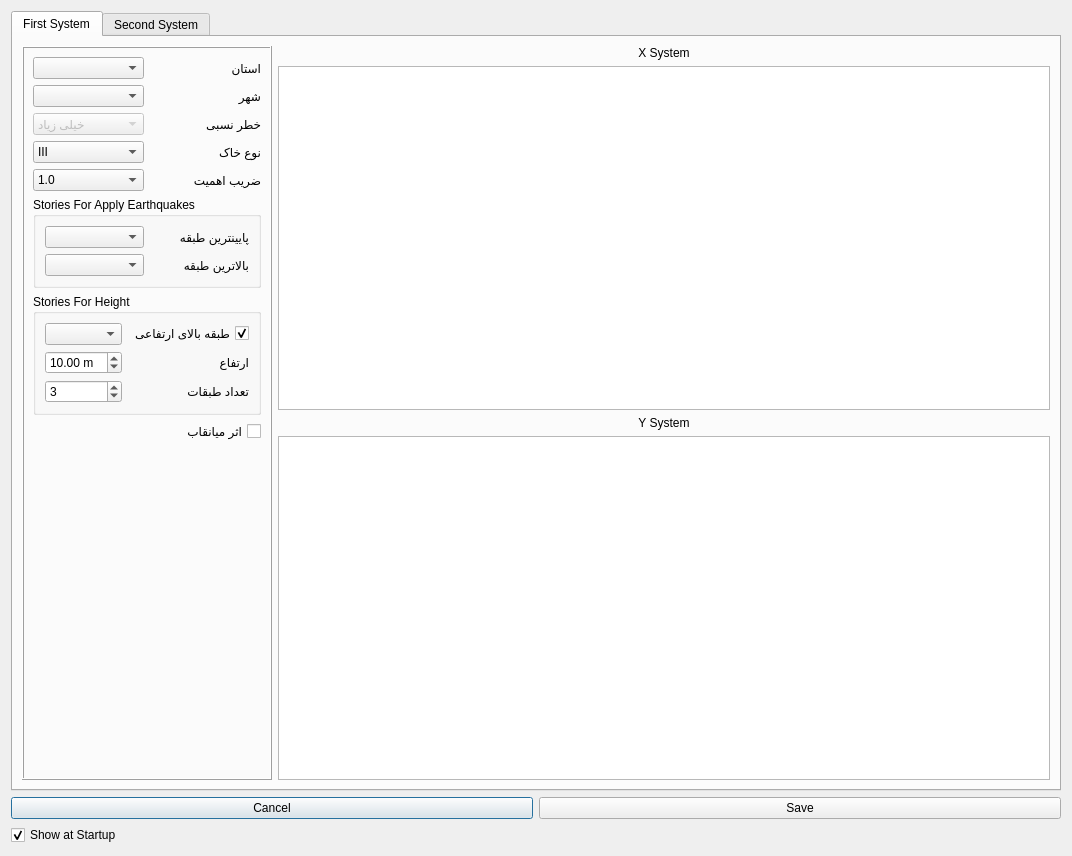
ebrahimraeyat/civilTools, file widgets/civiltools_project_settings.ui: the form before one commit.
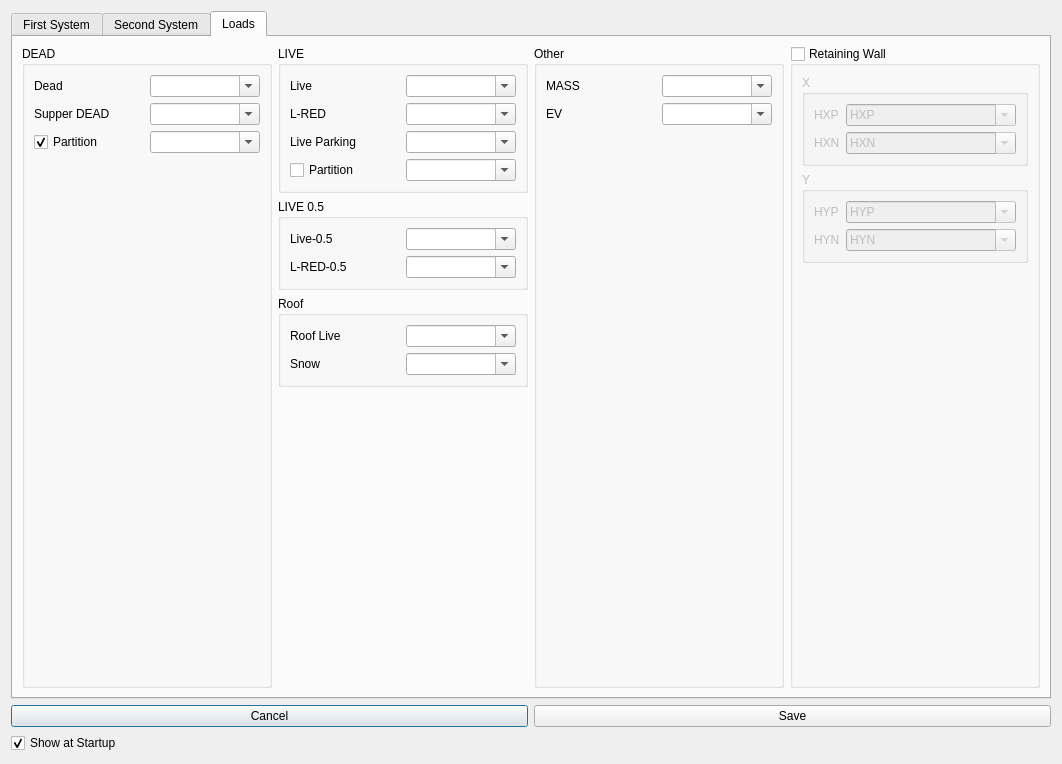
The form after the commit. The open tabs and pages were chosen to show the change. Icons and pictures are not drawn. Custom widgets are drawn as their Qt base class.

Commit message: Start Add loads in civiltools config

The edit to the form file:
```diff
--- a/widgets/civiltools_project_settings.ui
+++ b/widgets/civiltools_project_settings.ui
@@ -6,10 +6,16 @@
    <rect>
     <x>0</x>
     <y>0</y>
-    <width>1072</width>
-    <height>856</height>
+    <width>1062</width>
+    <height>764</height>
    </rect>
   </property>
+  <property name="maximumSize">
+   <size>
+    <width>16777215</width>
+    <height>764</height>
+   </size>
+  </property>
   <property name="windowTitle">
    <string>Settings</string>
   </property>
@@ -358,6 +364,196 @@
               </item>
              </layout>
             </item>
+            <item>
+             <layout class="QHBoxLayout" name="horizontalLayout_6">
+              <item>
+               <widget class="QGroupBox" name="groupBox_19">
+                <property name="title">
+                 <string>X</string>
+                </property>
+                <layout class="QFormLayout" name="formLayout_13">
+                 <item row="0" column="0">
+                  <widget class="QLabel" name="label_56">
+                   <property name="enabled">
+                    <bool>true</bool>
+                   </property>
+                   <property name="text">
+                    <string>EX</string>
+                   </property>
+                  </widget>
+                 </item>
+                 <item row="0" column="1">
+                  <widget class="QComboBox" name="ex_combobox">
+                   <property name="enabled">
+                    <bool>true</bool>
+                   </property>
+                   <property name="editable">
+                    <bool>true</bool>
+                   </property>
+                   <item>
+                    <property name="text">
+                     <string>EX</string>
+                    </property>
+                   </item>
+                  </widget>
+                 </item>
+                 <item row="1" column="0">
+                  <widget class="QLabel" name="label_57">
+                   <property name="text">
+                    <string>EXP</string>
+                   </property>
+                  </widget>
+                 </item>
+                 <item row="1" column="1">
+                  <widget class="QComboBox" name="exp_combobox">
+                   <property name="editable">
+                    <bool>true</bool>
+                   </property>
+                   <item>
+                    <property name="text">
+                     <string>EXP</string>
+                    </property>
+                   </item>
+                  </widget>
+                 </item>
+                 <item row="2" column="0">
+                  <widget class="QLabel" name="label_58">
+                   <property name="text">
+                    <string>EXN</string>
+                   </property>
+                  </widget>
+                 </item>
+                 <item row="2" column="1">
+                  <widget class="QComboBox" name="exn_combobox">
+                   <property name="editable">
+                    <bool>true</bool>
+                   </property>
+                   <item>
+                    <property name="text">
+                     <string>EXN</string>
+                    </property>
+                   </item>
+                  </widget>
+                 </item>
+                 <item row="3" column="1">
+                  <widget class="QComboBox" name="rhox_combobox">
+                   <item>
+                    <property name="text">
+                     <string>1</string>
+                    </property>
+                   </item>
+                   <item>
+                    <property name="text">
+                     <string>1.2</string>
+                    </property>
+                   </item>
+                  </widget>
+                 </item>
+                 <item row="3" column="0">
+                  <widget class="QLabel" name="label_54">
+                   <property name="text">
+                    <string>Rhox</string>
+                   </property>
+                  </widget>
+                 </item>
+                </layout>
+               </widget>
+              </item>
+              <item>
+               <widget class="QGroupBox" name="groupBox_20">
+                <property name="title">
+                 <string>Y</string>
+                </property>
+                <layout class="QFormLayout" name="formLayout_14">
+                 <item row="0" column="0">
+                  <widget class="QLabel" name="label_59">
+                   <property name="enabled">
+                    <bool>true</bool>
+                   </property>
+                   <property name="text">
+                    <string>EY</string>
+                   </property>
+                  </widget>
+                 </item>
+                 <item row="0" column="1">
+                  <widget class="QComboBox" name="ey_combobox">
+                   <property name="enabled">
+                    <bool>true</bool>
+                   </property>
+                   <property name="editable">
+                    <bool>true</bool>
+                   </property>
+                   <item>
+                    <property name="text">
+                     <string>EY</string>
+                    </property>
+                   </item>
+                  </widget>
+                 </item>
+                 <item row="1" column="0">
+                  <widget class="QLabel" name="label_60">
+                   <property name="text">
+                    <string>EYP</string>
+                   </property>
+                  </widget>
+                 </item>
+                 <item row="1" column="1">
+                  <widget class="QComboBox" name="eyp_combobox">
+                   <property name="editable">
+                    <bool>true</bool>
+                   </property>
+                   <item>
+                    <property name="text">
+                     <string>EYP</string>
+                    </property>
+                   </item>
+                  </widget>
+                 </item>
+                 <item row="2" column="0">
+                  <widget class="QLabel" name="label_61">
+                   <property name="text">
+                    <string>EYN</string>
+                   </property>
+                  </widget>
+                 </item>
+                 <item row="2" column="1">
+                  <widget class="QComboBox" name="eyn_combobox">
+                   <property name="editable">
+                    <bool>true</bool>
+                   </property>
+                   <item>
+                    <property name="text">
+                     <string>EYN</string>
+                    </property>
+                   </item>
+                  </widget>
+                 </item>
+                 <item row="3" column="0">
+                  <widget class="QLabel" name="label_55">
+                   <property name="text">
+                    <string>Rhoy</string>
+                   </property>
+                  </widget>
+                 </item>
+                 <item row="3" column="1">
+                  <widget class="QComboBox" name="rhoy_combobox">
+                   <item>
+                    <property name="text">
+                     <string>1</string>
+                    </property>
+                   </item>
+                   <item>
+                    <property name="text">
+                     <string>1.2</string>
+                    </property>
+                   </item>
+                  </widget>
+                 </item>
+                </layout>
+               </widget>
+              </item>
+             </layout>
+            </item>
             <item>
              <spacer name="verticalSpacer">
               <property name="orientation">
@@ -602,7 +798,7 @@
                <property name="checked">
                 <bool>false</bool>
                </property>
-               <layout class="QVBoxLayout" name="verticalLayout_6">
+               <layout class="QHBoxLayout" name="horizontalLayout_7">
                 <item>
                  <widget class="QGroupBox" name="groupBox_13">
                   <property name="title">
@@ -672,6 +868,27 @@
                      </item>
                     </widget>
                    </item>
+                   <item row="3" column="0">
+                    <widget class="QLabel" name="label_29">
+                     <property name="text">
+                      <string>Rhox1</string>
+                     </property>
+                    </widget>
+                   </item>
+                   <item row="3" column="1">
+                    <widget class="QComboBox" name="rhox1_combobox">
+                     <item>
+                      <property name="text">
+                       <string>1</string>
+                      </property>
+                     </item>
+                     <item>
+                      <property name="text">
+                       <string>1.2</string>
+                      </property>
+                     </item>
+                    </widget>
+                   </item>
                   </layout>
                  </widget>
                 </item>
@@ -744,44 +961,14 @@
                      </item>
                     </widget>
                    </item>
-                  </layout>
-                 </widget>
-                </item>
-                <item>
-                 <widget class="QGroupBox" name="groupBox_15">
-                  <property name="title">
-                   <string>RHO1</string>
-                  </property>
-                  <layout class="QFormLayout" name="formLayout_9">
-                   <item row="0" column="0">
-                    <widget class="QLabel" name="label_29">
-                     <property name="text">
-                      <string>Rho_X1</string>
-                     </property>
-                    </widget>
-                   </item>
-                   <item row="0" column="1">
-                    <widget class="QComboBox" name="rhox1_combobox">
-                     <item>
-                      <property name="text">
-                       <string>1</string>
-                      </property>
-                     </item>
-                     <item>
-                      <property name="text">
-                       <string>1.2</string>
-                      </property>
-                     </item>
-                    </widget>
-                   </item>
-                   <item row="1" column="0">
+                   <item row="3" column="0">
                     <widget class="QLabel" name="label_30">
                      <property name="text">
-                      <string>Rho_Y1</string>
+                      <string>Rhoy1</string>
                      </property>
                     </widget>
                    </item>
-                   <item row="1" column="1">
+                   <item row="3" column="1">
                     <widget class="QComboBox" name="rhoy1_combobox">
                      <item>
                       <property name="text">
@@ -870,6 +1057,411 @@
          </item>
         </layout>
        </widget>
+       <widget class="QWidget" name="tab_3">
+        <attribute name="title">
+         <string>Loads</string>
+        </attribute>
+        <layout class="QHBoxLayout" name="horizontalLayout_5">
+         <item>
+          <widget class="QGroupBox" name="groupBox_3">
+           <property name="title">
+            <string>DEAD</string>
+           </property>
+           <layout class="QGridLayout" name="gridLayout_6">
+            <item row="0" column="2">
+             <widget class="QComboBox" name="dead_combobox">
+              <property name="editable">
+               <bool>true</bool>
+              </property>
+             </widget>
+            </item>
+            <item row="1" column="2">
+             <widget class="QComboBox" name="sdead_combobox">
+              <property name="editable">
+               <bool>true</bool>
+              </property>
+             </widget>
+            </item>
+            <item row="2" column="2">
+             <widget class="QComboBox" name="partition_dead_combobox">
+              <property name="editable">
+               <bool>true</bool>
+              </property>
+             </widget>
+            </item>
+            <item row="0" column="0">
+             <widget class="QLabel" name="label_46">
+              <property name="text">
+               <string>Dead</string>
+              </property>
+             </widget>
+            </item>
+            <item row="1" column="0">
+             <widget class="QLabel" name="label_47">
+              <property name="text">
+               <string>Supper DEAD</string>
+              </property>
+             </widget>
+            </item>
+            <item row="2" column="0">
+             <widget class="QCheckBox" name="partition_dead_checkbox">
+              <property name="text">
+               <string>Partition</string>
+              </property>
+              <property name="checked">
+               <bool>true</bool>
+              </property>
+             </widget>
+            </item>
+            <item row="3" column="0">
+             <spacer name="verticalSpacer_3">
+              <property name="orientation">
+               <enum>Qt::Vertical</enum>
+              </property>
+              <property name="sizeHint" stdset="0">
+               <size>
+                <width>20</width>
+                <height>40</height>
+               </size>
+              </property>
+             </spacer>
+            </item>
+           </layout>
+          </widget>
+         </item>
+         <item>
+          <layout class="QVBoxLayout" name="verticalLayout_8">
+           <item>
+            <widget class="QGroupBox" name="groupBox_4">
+             <property name="title">
+              <string>LIVE</string>
+             </property>
+             <layout class="QGridLayout" name="gridLayout_7">
+              <item row="1" column="2">
+               <widget class="QComboBox" name="lred_combobox">
+                <property name="editable">
+                 <bool>true</bool>
+                </property>
+               </widget>
+              </item>
+              <item row="3" column="2">
+               <widget class="QComboBox" name="partition_live_combobox">
+                <property name="editable">
+                 <bool>true</bool>
+                </property>
+               </widget>
+              </item>
+              <item row="0" column="2">
+               <widget class="QComboBox" name="live_combobox">
+                <property name="editable">
+                 <bool>true</bool>
+                </property>
+               </widget>
+              </item>
+              <item row="0" column="0">
+               <widget class="QLabel" name="label_48">
+                <property name="text">
+                 <string>Live</string>
+                </property>
+               </widget>
+              </item>
+              <item row="1" column="0">
+               <widget class="QLabel" name="label_49">
+                <property name="text">
+                 <string>L-RED</string>
+                </property>
+               </widget>
+              </item>
+              <item row="3" column="0">
+               <widget class="QCheckBox" name="partition_live_checkbox">
+                <property name="text">
+                 <string>Partition</string>
+                </property>
+                <property name="checked">
+                 <bool>false</bool>
+                </property>
+               </widget>
+              </item>
+              <item row="2" column="0">
+               <widget class="QLabel" name="label_62">
+                <property name="text">
+                 <string>Live Parking</string>
+                </property>
+               </widget>
+              </item>
+              <item row="2" column="2">
+               <widget class="QComboBox" name="live_parking_combobox">
+                <property name="editable">
+                 <bool>true</bool>
+                </property>
+               </widget>
+              </item>
+             </layout>
+            </widget>
+           </item>
+           <item>
+            <widget class="QGroupBox" name="groupBox_5">
+             <property name="title">
+              <string>LIVE 0.5</string>
+             </property>
+             <layout class="QGridLayout" name="gridLayout_8">
+              <item row="1" column="1">
+               <widget class="QComboBox" name="lred5_combobox">
+                <property name="editable">
+                 <bool>true</bool>
+                </property>
+               </widget>
+              </item>
+              <item row="0" column="1">
+               <widget class="QComboBox" name="live5_combobox">
+                <property name="editable">
+                 <bool>true</bool>
+                </property>
+               </widget>
+              </item>
+              <item row="0" column="0">
+               <widget class="QLabel" name="label_50">
+                <property name="text">
+                 <string>Live-0.5</string>
+                </property>
+               </widget>
+              </item>
+              <item row="1" column="0">
+               <widget class="QLabel" name="label_51">
+                <property name="text">
+                 <string>L-RED-0.5</string>
+                </property>
+               </widget>
+              </item>
+             </layout>
+            </widget>
+           </item>
+           <item>
+            <widget class="QGroupBox" name="groupBox_6">
+             <property name="title">
+              <string>Roof</string>
+             </property>
+             <layout class="QGridLayout" name="gridLayout_9">
+              <item row="0" column="1">
+               <widget class="QComboBox" name="lroof_combobox">
+                <property name="editable">
+                 <bool>true</bool>
+                </property>
+               </widget>
+              </item>
+              <item row="1" column="1">
+               <widget class="QComboBox" name="snow_combobox">
+                <property name="editable">
+                 <bool>true</bool>
+                </property>
+               </widget>
+              </item>
+              <item row="0" column="0">
+               <widget class="QLabel" name="label_52">
+                <property name="text">
+                 <string>Roof Live</string>
+                </property>
+               </widget>
+              </item>
+              <item row="1" column="0">
+               <widget class="QLabel" name="label_53">
+                <property name="text">
+                 <string>Snow</string>
+                </property>
+               </widget>
+              </item>
+             </layout>
+            </widget>
+           </item>
+           <item>
+            <spacer name="verticalSpacer_4">
+             <property name="orientation">
+              <enum>Qt::Vertical</enum>
+             </property>
+             <property name="sizeHint" stdset="0">
+              <size>
+               <width>20</width>
+               <height>40</height>
+              </size>
+             </property>
+            </spacer>
+           </item>
+          </layout>
+         </item>
+         <item>
+          <widget class="QGroupBox" name="groupBox_7">
+           <property name="title">
+            <string>Other</string>
+           </property>
+           <layout class="QGridLayout" name="gridLayout_11">
+            <item row="0" column="0">
+             <widget class="QLabel" name="label_40">
+              <property name="text">
+               <string>MASS</string>
+              </property>
+             </widget>
+            </item>
+            <item row="1" column="0">
+             <widget class="QLabel" name="label_41">
+              <property name="text">
+               <string>EV</string>
+              </property>
+             </widget>
+            </item>
+            <item row="0" column="1">
+             <widget class="QComboBox" name="mass_combobox">
+              <property name="editable">
+               <bool>true</bool>
+              </property>
+             </widget>
+            </item>
+            <item row="1" column="1">
+             <widget class="QComboBox" name="ev_combobox">
+              <property name="editable">
+               <bool>true</bool>
+              </property>
+             </widget>
+            </item>
+            <item row="2" column="1">
+             <spacer name="verticalSpacer_5">
+              <property name="orientation">
+               <enum>Qt::Vertical</enum>
+              </property>
+              <property name="sizeHint" stdset="0">
+               <size>
+                <width>20</width>
+                <height>40</height>
+               </size>
+              </property>
+             </spacer>
+            </item>
+           </layout>
+          </widget>
+         </item>
+         <item>
+          <widget class="QGroupBox" name="retaining_wall_groupbox">
+           <property name="title">
+            <string>Retaining Wall</string>
+           </property>
+           <property name="checkable">
+            <bool>true</bool>
+           </property>
+           <property name="checked">
+            <bool>false</bool>
+           </property>
+           <layout class="QVBoxLayout" name="verticalLayout_12">
+            <item>
+             <widget class="QGroupBox" name="groupBox_10">
+              <property name="title">
+               <string>X</string>
+              </property>
+              <layout class="QFormLayout" name="formLayout_5">
+               <item row="0" column="0">
+                <widget class="QLabel" name="label_42">
+                 <property name="text">
+                  <string>HXP</string>
+                 </property>
+                </widget>
+               </item>
+               <item row="0" column="1">
+                <widget class="QComboBox" name="hxp_combobox">
+                 <property name="editable">
+                  <bool>true</bool>
+                 </property>
+                 <item>
+                  <property name="text">
+                   <string>HXP</string>
+                  </property>
+                 </item>
+                </widget>
+               </item>
+               <item row="1" column="0">
+                <widget class="QLabel" name="label_43">
+                 <property name="text">
+                  <string>HXN</string>
+                 </property>
+                </widget>
+               </item>
+               <item row="1" column="1">
+                <widget class="QComboBox" name="hxn_combobox">
+                 <property name="editable">
+                  <bool>true</bool>
+                 </property>
+                 <item>
+                  <property name="text">
+                   <string>HXN</string>
+                  </property>
+                 </item>
+                </widget>
+               </item>
+              </layout>
+             </widget>
+            </item>
+            <item>
+             <widget class="QGroupBox" name="groupBox_11">
+              <property name="title">
+               <string>Y</string>
+              </property>
+              <layout class="QFormLayout" name="formLayout_6">
+               <item row="0" column="0">
+                <widget class="QLabel" name="label_44">
+                 <property name="text">
+                  <string>HYP</string>
+                 </property>
+                </widget>
+               </item>
+               <item row="0" column="1">
+                <widget class="QComboBox" name="hyp_combobox">
+                 <property name="editable">
+                  <bool>true</bool>
+                 </property>
+                 <item>
+                  <property name="text">
+                   <string>HYP</string>
+                  </property>
+                 </item>
+                </widget>
+               </item>
+               <item row="1" column="0">
+                <widget class="QLabel" name="label_45">
+                 <property name="text">
+                  <string>HYN</string>
+                 </property>
+                </widget>
+               </item>
+               <item row="1" column="1">
+                <widget class="QComboBox" name="hyn_combobox">
+                 <property name="editable">
+                  <bool>true</bool>
+                 </property>
+                 <item>
+                  <property name="text">
+                   <string>HYN</string>
+                  </property>
+                 </item>
+                </widget>
+               </item>
+              </layout>
+             </widget>
+            </item>
+            <item>
+             <spacer name="verticalSpacer_6">
+              <property name="orientation">
+               <enum>Qt::Vertical</enum>
+              </property>
+              <property name="sizeHint" stdset="0">
+               <size>
+                <width>20</width>
+                <height>40</height>
+               </size>
+              </property>
+             </spacer>
+            </item>
+           </layout>
+          </widget>
+         </item>
+        </layout>
+       </widget>
       </widget>
      </item>
     </layout>
```
The commit also changes 7 other files.
